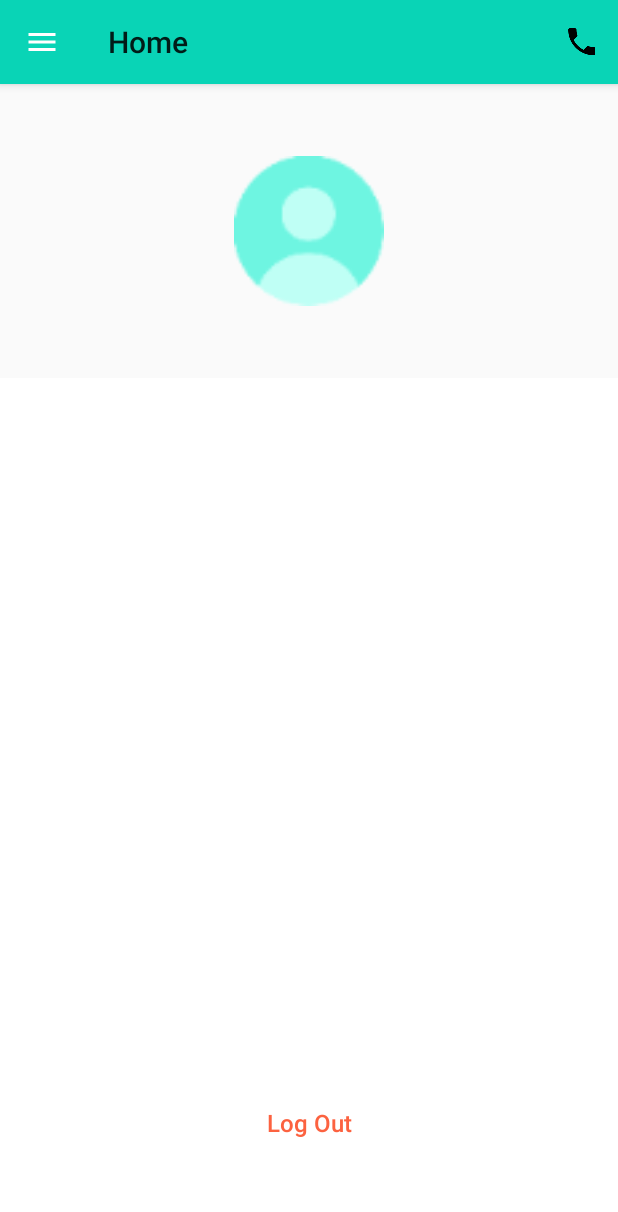
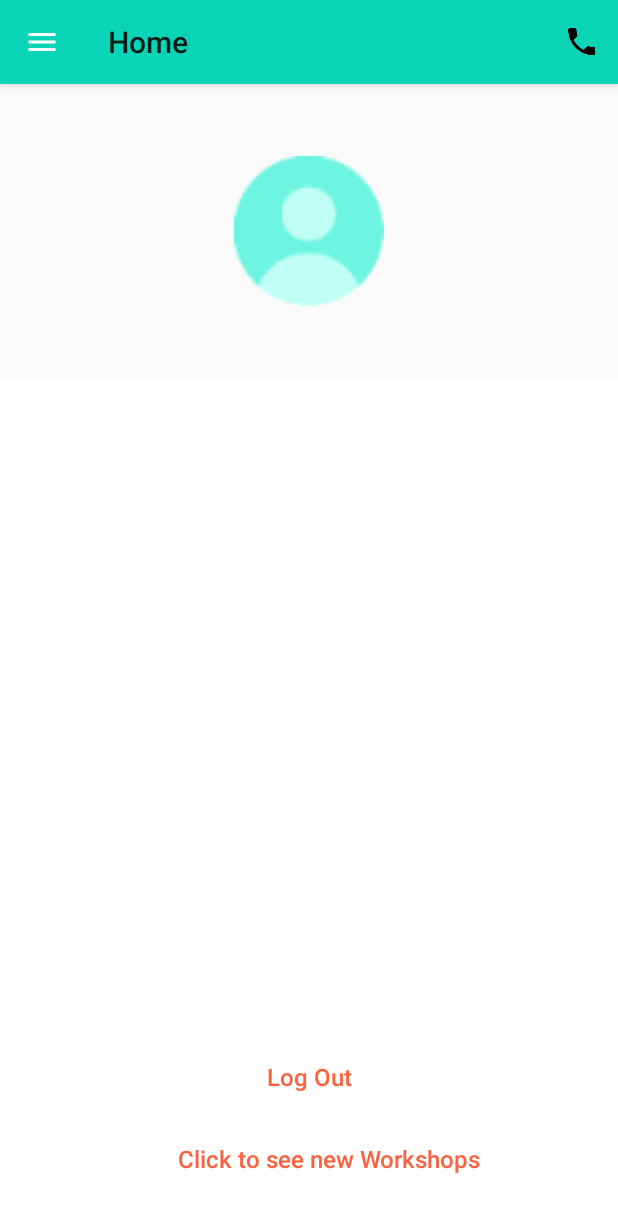
Before and after one commit to dvkcool/Robotix_Club_v1, an Android app: the AccountActivity screen opened directly, with no data from a screen before it, on a phone screen of 412 x 824 dp. Shown: the top 1212 px of the screen. Run offline under Robolectric (Android 15) with nearby library versions, the phone set to English and light mode, and no system bars; libraries missing offline, so code that uses them is left out: com.facebook.accountkit, com.google.i18n.phonenumbers; 1 statement that could not run was skipped.

Commit message:
Updating new workshops partial

```diff
--- a/app/src/main/java/org/robotixnitrr/robotix_club_v1/AccountActivity.java
+++ b/app/src/main/java/org/robotixnitrr/robotix_club_v1/AccountActivity.java
@@ -101,6 +101,11 @@ public class AccountActivity extends BaseActivity {
         finish();
     }
 
+    public void n_wors(View view){
+        Intent intent = new Intent(this, NewWorkshops.class);
+        startActivity(intent);
+    }
+
     private String formatPhoneNumber(String phoneNumber) {
 
         try {
--- a/app/src/main/res/layout/activity_account.xml
+++ b/app/src/main/res/layout/activity_account.xml
@@ -83,7 +83,7 @@
         android:id="@+id/logout_button"
         android:layout_width="wrap_content"
         android:layout_height="wrap_content"
-        android:layout_marginBottom="51dp"
+        android:layout_marginBottom="82dp"
         android:text="@string/logout_label"
         style="@style/Base.Widget.AppCompat.Button.Borderless"
         android:textColor="@color/accountLogoutLabel"
@@ -96,6 +96,24 @@
         tools:layout_constraintRight_creator="1"
         tools:layout_constraintLeft_creator="1" />
 
+    <Button
+        android:id="@+id/wor_new"
+        android:layout_width="wrap_content"
+        android:layout_height="wrap_content"
+        android:layout_marginBottom="27dp"
+        android:text="@string/wor_new"
+        style="@style/Base.Widget.AppCompat.Button.Borderless"
+        android:textColor="@color/accountLogoutLabel"
+        android:textSize="16sp"
+        android:textAllCaps="false"
+        android:onClick="n_wors"
+        app:layout_constraintRight_toRightOf="parent"
+        app:layout_constraintLeft_toLeftOf="parent"
+        app:layout_constraintBottom_toBottomOf="parent"
+        tools:layout_constraintRight_creator="1"
+        tools:layout_constraintLeft_creator="1"
+        app:layout_constraintHorizontal_bias="0.575" />
+
 </android.support.constraint.ConstraintLayout>
     <android.support.design.widget.NavigationView
         android:id="@+id/navigation"
--- a/app/src/main/res/values/strings.xml
+++ b/app/src/main/res/values/strings.xml
@@ -54,6 +54,7 @@
         robot development, we continue to grow.
 
     </string>
+    <string name="wor_new">Click to see new Workshops</string>
     <string name="goaltext">
         The ultimate goal of Robotix Club NIT
         Raipur is to educate maximum number of students.
```
Also changed, not shown: app/build.gradle (+14 -6 lines), app/src/main/AndroidManifest.xml (+5 -3 lines), app/src/main/java/org/robotixnitrr/robotix_club_v1/NewWorkshops.java (added, +118 -0 lines), app/src/main/java/org/robotixnitrr/robotix_club_v1/Workshop_view_holder.java (added, +22 -0 lines), app/src/main/java/org/robotixnitrr/robotix_club_v1/news.java (added, +15 -0 lines), app/src/main/res/layout/activity_new_workshops.xml (added, +7 -0 lines), app/src/main/res/layout/activity_news.xml (added, +9 -0 lines), app/src/main/res/layout/activity_register.xml (+5 -5 lines), app/src/main/res/layout/workshoplist2.xml (added, +15 -0 lines).
